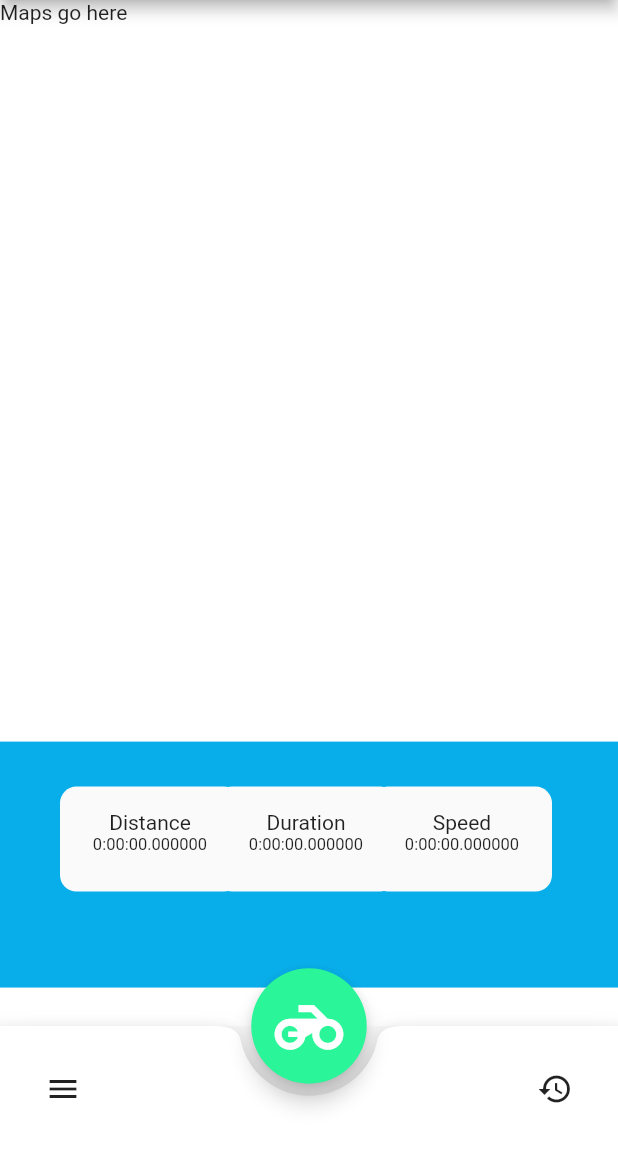
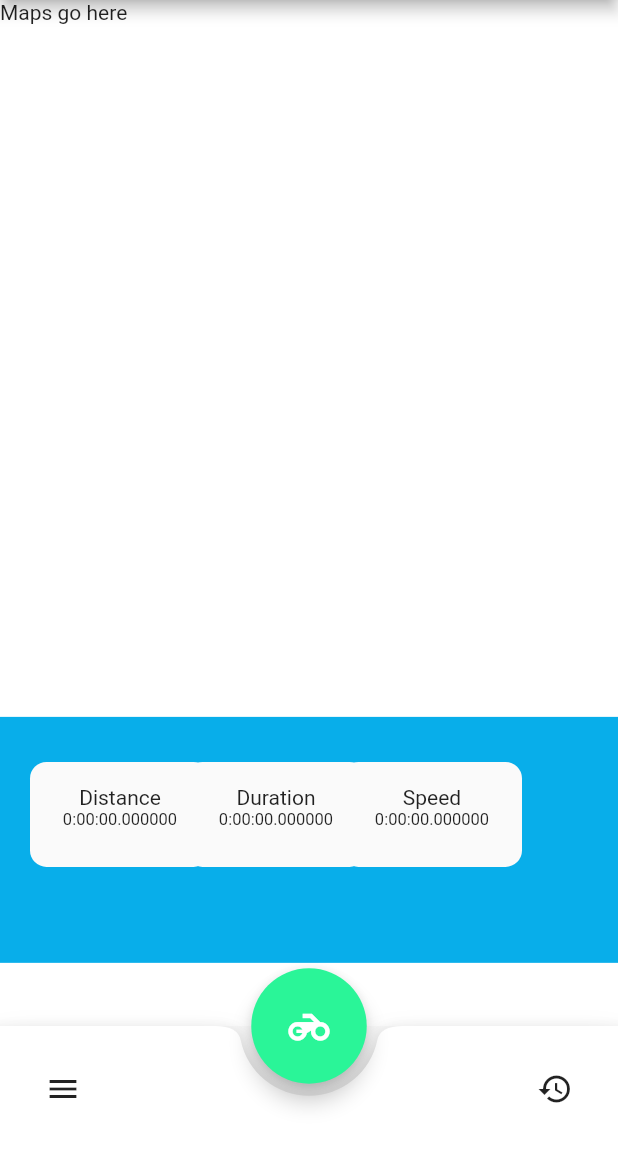
Before and after one commit to Yonkokilasi/Nduthi-Gang, a Flutter app: the screen it shows after launch, on a phone screen of 412 x 824 dp, the part 84-1236 px from its top. Run offline on Flutter 3.47's test engine with Material 2 defaults, Android fonts, the phone set to English and light mode, and no system bars.

Commit message:
stats layout complete added bottom navigation with icon

```diff
--- a/lib/ui/screens/homeScreen.dart
+++ b/lib/ui/screens/homeScreen.dart
@@ -3,6 +3,7 @@ import 'package:nduthi_gang/bloc/state_widget.dart';
 import 'package:nduthi_gang/objects/state.dart';
 import 'package:nduthi_gang/utils/bottomNavigation.dart';
 import 'package:nduthi_gang/utils/colors.dart';
+import 'package:nduthi_gang/utils/strings.dart';
 
 class HomeScreen extends StatefulWidget {
   HomeScreen({Key key}) : super(key: key);
@@ -95,14 +96,16 @@ class _HomeScreenState extends State<HomeScreen> {
               Container(
                 child: Text("Maps go here"),
                 width: MediaQuery.of(context).size.width,
-                height: MediaQuery.of(context).size.height * 0.6,
+                height: MediaQuery.of(context).size.height * 0.58,
               ),
+
+              /// Distance Duration Speed container
               Container(
                 width: MediaQuery.of(context).size.width,
                 height: MediaQuery.of(context).size.height * 0.199,
                 color: colorSecondary,
                 child: Container(
-                  margin: EdgeInsets.only(top: 30, left: 40),
+                  margin: EdgeInsets.only(top: 30, left: 20),
                   child: Stack(
                     children: <Widget>[
                       Positioned(
@@ -125,15 +128,14 @@ class _HomeScreenState extends State<HomeScreen> {
           width: 77.0,
           child: FittedBox(
             child: FloatingActionButton(
-              onPressed: () {},
-              backgroundColor: colorPrimary,
-              mini: false,
-              materialTapTargetSize: MaterialTapTargetSize.padded,
-              child: Icon(
-                Icons.motorcycle,
-                size: 40,
-              ),
-            ),
+                onPressed: () {},
+                backgroundColor: colorPrimary,
+                materialTapTargetSize: MaterialTapTargetSize.padded,
+                child: IconButton(
+                  onPressed: () {},
+                  /// to do replace with custom
+                  icon: new Icon(Icons.motorcycle),
+                )),
           ),
         ),
         floatingActionButtonLocation: FloatingActionButtonLocation.centerDocked,
--- a/lib/utils/strings.dart
+++ b/lib/utils/strings.dart
@@ -0,0 +1,3 @@
+var helmetIcon = 'assets/icons/ic-motorbike-helmet.png';
+var historyIcon = 'assets/icons/ic-past.png';
+var motorbikeIcon = 'assets/icons/ic-motorcycle.png';
--- a/pubspec.yaml
+++ b/pubspec.yaml
@@ -37,3 +37,5 @@ flutter:
   # included with your application, so that you can use the icons in
   # the material Icons class.
   uses-material-design: true
+  assets:
+    - assets/icons/
```
Also changed, not shown: assets/icons/ic-motorbike-helmet.png (added), assets/icons/ic-motorcycle.png (added), assets/icons/ic-past.png (added).
